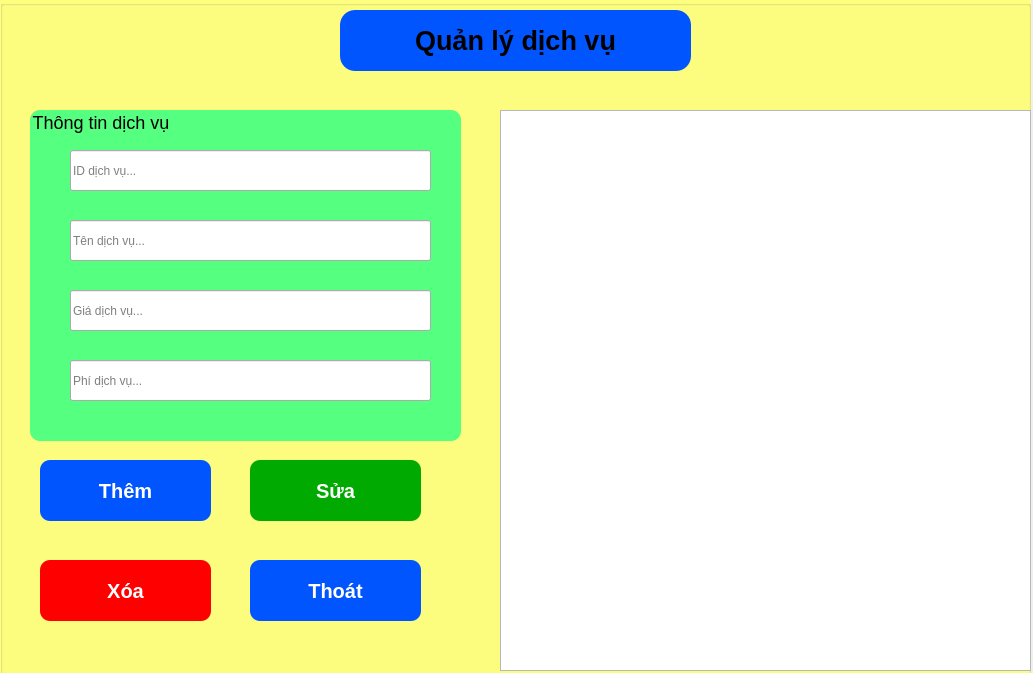
Qt form QuanLyDichVu.ui (XuanManh9999/Python) before a commit.
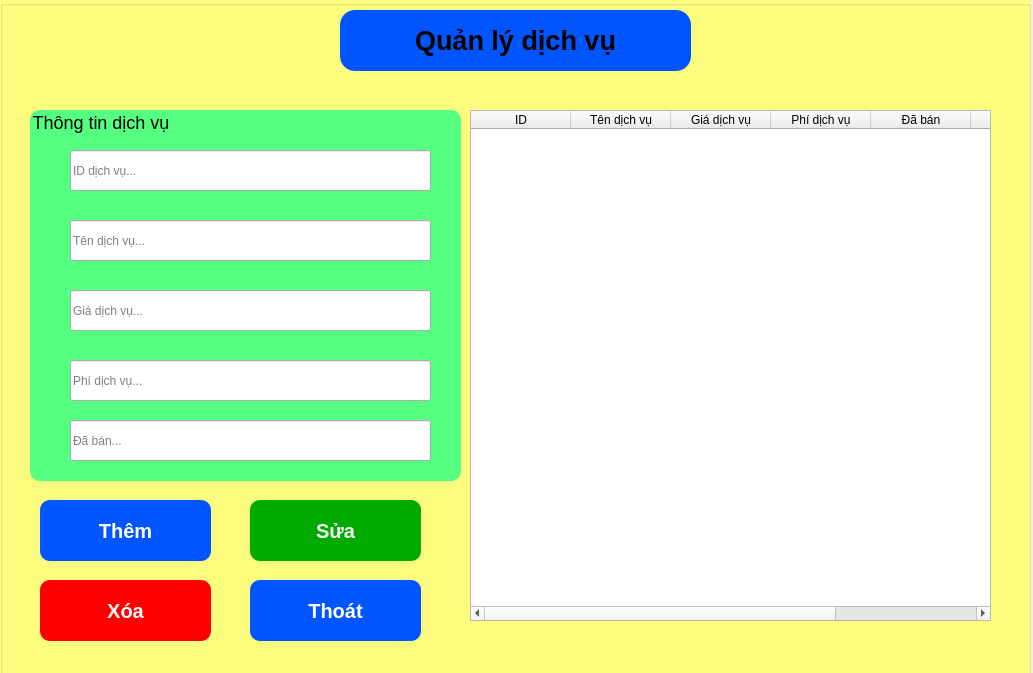
The same form after that commit.

```diff
--- a/QuanLyDichVu.ui
+++ b/QuanLyDichVu.ui
@@ -69,7 +69,7 @@
        <x>30</x>
        <y>110</y>
        <width>431</width>
-       <height>331</height>
+       <height>371</height>
       </rect>
      </property>
      <property name="styleSheet">
@@ -146,25 +146,28 @@
        <string>Phí dịch vụ...</string>
       </property>
      </widget>
-    </widget>
-    <widget class="QListView" name="lstDichvu">
-     <property name="geometry">
-      <rect>
-       <x>500</x>
-       <y>110</y>
-       <width>531</width>
-       <height>561</height>
-      </rect>
-     </property>
-     <property name="styleSheet">
-      <string notr="true">font: 12pt &quot;Arial&quot;;</string>
-     </property>
+     <widget class="QLineEdit" name="txtDaBan">
+      <property name="geometry">
+       <rect>
+        <x>40</x>
+        <y>310</y>
+        <width>361</width>
+        <height>41</height>
+       </rect>
+      </property>
+      <property name="styleSheet">
+       <string notr="true">font: 14pt &quot;MS Shell Dlg 2&quot;;</string>
+      </property>
+      <property name="placeholderText">
+       <string>Đã bán...</string>
+      </property>
+     </widget>
     </widget>
     <widget class="QPushButton" name="btnThemd">
      <property name="geometry">
       <rect>
        <x>40</x>
-       <y>460</y>
+       <y>500</y>
        <width>171</width>
        <height>61</height>
       </rect>
@@ -190,7 +193,7 @@
      <property name="geometry">
       <rect>
        <x>250</x>
-       <y>460</y>
+       <y>500</y>
        <width>171</width>
        <height>61</height>
       </rect>
@@ -216,7 +219,7 @@
      <property name="geometry">
       <rect>
        <x>40</x>
-       <y>560</y>
+       <y>580</y>
        <width>171</width>
        <height>61</height>
       </rect>
@@ -242,7 +245,7 @@
      <property name="geometry">
       <rect>
        <x>250</x>
-       <y>560</y>
+       <y>580</y>
        <width>171</width>
        <height>61</height>
       </rect>
@@ -264,6 +267,51 @@
       <string>Thoát</string>
      </property>
     </widget>
+    <widget class="QTableWidget" name="tableWidget">
+     <property name="geometry">
+      <rect>
+       <x>470</x>
+       <y>110</y>
+       <width>521</width>
+       <height>511</height>
+      </rect>
+     </property>
+     <column>
+      <property name="text">
+       <string>ID</string>
+      </property>
+     </column>
+     <column>
+      <property name="text">
+       <string>Tên dịch vụ</string>
+      </property>
+     </column>
+     <column>
+      <property name="text">
+       <string>Giá dịch vụ</string>
+      </property>
+     </column>
+     <column>
+      <property name="text">
+       <string>Phí dịch vụ</string>
+      </property>
+     </column>
+     <column>
+      <property name="text">
+       <string>Đã bán</string>
+      </property>
+     </column>
+     <column>
+      <property name="text">
+       <string>Ngày tạo</string>
+      </property>
+     </column>
+     <column>
+      <property name="text">
+       <string>Ngày cập nhật</string>
+      </property>
+     </column>
+    </widget>
    </widget>
   </widget>
  </widget>
```
Left out of the diff: 3 changed lines with no effect on the pictures.
